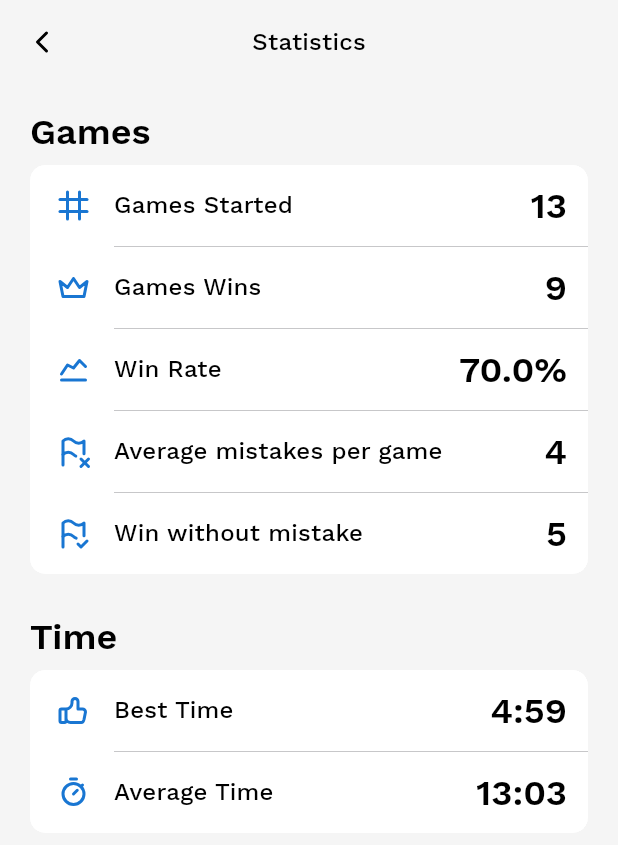
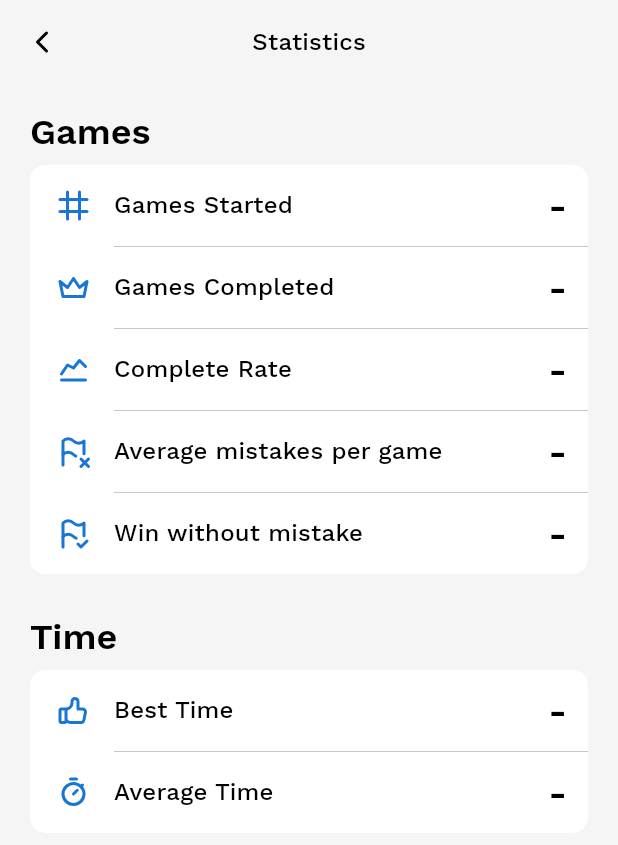
Before and after one commit to cwnuramirah/just-another-sudoku, a Flutter app: the StatisticsPage screen opened directly, on a phone screen of 412 x 824 dp. Shown: the top 845 px of the screen. Run offline on Flutter 3.47's test engine with Material 2 defaults, Android fonts, the phone set to English and light mode, and no system bars; our stand-ins replace flutter_tabler_icons, shared_preferences; accounts and stored records are empty.

Commit message:
logic, ui: mistake count & completed game

```diff
--- a/lib/logic/sudoku_error_handler.dart
+++ b/lib/logic/sudoku_error_handler.dart
@@ -1,12 +1,14 @@
 import 'package:just_another_sudoku/data/models/cell_model.dart';
 
 class SudokuErrorHandler {
-  void handleCellError(
+  bool handleCellError(
       List<List<CellModel>> board, int col, int row, int value) {
     _resetErrors(board, col, row);
 
     board[col][row].isError =
         value != 0 && _checkForErrors(board, col, row, value);
+
+    return board[col][row].isError;
   }
 
   bool _checkForErrors(
--- a/lib/ui/game/cell.dart
+++ b/lib/ui/game/cell.dart
@@ -1,7 +1,6 @@
 import 'package:flutter/material.dart';
 import 'package:just_another_sudoku/data/models/cell_model.dart';
 import 'package:just_another_sudoku/data/providers/board_provider.dart';
-import 'package:just_another_sudoku/data/providers/game_session_provider.dart';
 import 'package:just_another_sudoku/data/providers/settings_provider.dart';
 import 'package:just_another_sudoku/theme/cell_style.dart';
 import 'package:provider/provider.dart';
--- a/lib/ui/game/sudoku_page.dart
+++ b/lib/ui/game/sudoku_page.dart
@@ -6,7 +6,6 @@ import 'package:just_another_sudoku/data/providers/game_session_provider.dart';
 import 'package:just_another_sudoku/logic/game_mode.dart';
 import 'package:just_another_sudoku/logic/time_handler.dart';
 import 'package:just_another_sudoku/ui/common/chevron_back_button.dart';
-import 'package:just_another_sudoku/ui/common/expanded_text_button.dart';
 import 'package:just_another_sudoku/ui/game/keypad.dart';
 import 'package:just_another_sudoku/ui/game/settings_modal.dart';
 import 'package:just_another_sudoku/ui/game/sudoku_board.dart';
@@ -54,7 +53,7 @@ class _SudokuPageState extends State<SudokuPage> {
           return Scaffold(
             appBar: AppBar(
               centerTitle: true,
-              title: const TimerButton(),
+              title: board.isCompleted ? const SizedBox.shrink() : const TimerButton(),
               leading: ChevronBackButton(
                 onPressed: () {
                   if (!board.isCompleted) {
--- a/lib/ui/home/statistics_page.dart
+++ b/lib/ui/home/statistics_page.dart
@@ -1,17 +1,11 @@
 import 'package:flutter/material.dart';
 import 'package:flutter_tabler_icons/flutter_tabler_icons.dart';
+import 'package:just_another_sudoku/data/models/statistics_model.dart';
+import 'package:just_another_sudoku/data/providers/game_session_provider.dart';
 import 'package:just_another_sudoku/ui/common/chevron_back_button.dart';
+import 'package:just_another_sudoku/ui/common/get_formatted_time.dart';
 import 'package:just_another_sudoku/ui/common/styled_list.dart';
-
-/// GAMES
-///  - games started
-///  - games solved (games won)
-///  - solved rate (win rate)
-///  - average mistake per game
-///  - solved with no mistakes in game (wins with no mistakes)
-/// TIME
-///  - best time
-///  - average time
+import 'package:provider/provider.dart';
 
 class StatisticsPage extends StatelessWidget {
   const StatisticsPage({super.key});
@@ -38,6 +32,9 @@ class StatisticsPage extends StatelessWidget {
 
   @override
   Widget build(BuildContext context) {
+    final gameSessions = context.read<GameSessionProvider>();
+    final StatisticsModel statistics = StatisticsModel(games: gameSessions.prevGames);
+
     return Scaffold(
       appBar: AppBar(
         centerTitle: true,
@@ -58,31 +55,31 @@ class StatisticsPage extends StatelessWidget {
                   context: context,
                   icon: TablerIcons.grid_3x3,
                   title: "Games Started",
-                  value: "13",
+                  value: statistics.games.isEmpty ? "-" : "${statistics.gamesStarted}",
                 ),
                 _buildStatsList(
                   context: context,
                   icon: TablerIcons.crown,
-                  title: "Games Wins",
-                  value: "9",
+                  title: "Games Completed",
+                  value: (statistics.games.isEmpty && (statistics.gamesStarted == 0)) ? "-" : "${statistics.completedGamesCount}",
                 ),
                 _buildStatsList(
                   context: context,
                   icon: TablerIcons.chart_line,
-                  title: "Win Rate",
-                  value: "70.0%",
+                  title: "Complete Rate",
+                  value: statistics.games.isEmpty ? "-" : statistics.completedRate,
                 ),
                 _buildStatsList(
                   context: context,
                   icon: TablerIcons.flag_x,
                   title: "Average mistakes per game",
-                  value: "4",
+                  value: statistics.games.isEmpty ? "-" : "${statistics.averageMistakesPerGame}",
                 ),
                 _buildStatsList(
                   context: context,
                   icon: TablerIcons.flag_check,
                   title: "Win without mistake",
-                  value: "5",
+                  value: statistics.games.isEmpty ? "-" : "${statistics.completedGamesWithoutMistake}",
                 ),
               ],
             ),
@@ -94,13 +91,13 @@ class StatisticsPage extends StatelessWidget {
                   context: context,
                   icon: TablerIcons.thumb_up,
                   title: "Best Time",
-                  value: "4:59",
+                  value: statistics.games.isEmpty ? "-" : getFormattedTime(statistics.bestTime),
                 ),
                 _buildStatsList(
                   context: context,
                   icon: TablerIcons.stopwatch,
                   title: "Average Time",
-                  value: "13:03",
+                  value: statistics.games.isEmpty ? "-" : getFormattedTime(statistics.averageTime),
                 ),
               ],
             ),
```
Also changed, not shown: lib/data/models/statistics_model.dart (+35 -10 lines), lib/data/providers/board_provider.dart (+8 -3 lines), lib/data/providers/game_session_provider.dart (+8 -0 lines), lib/ui/game/sudoku_board.dart (+40 -5 lines), lib/ui/game/timer.dart (+12 -14 lines).
